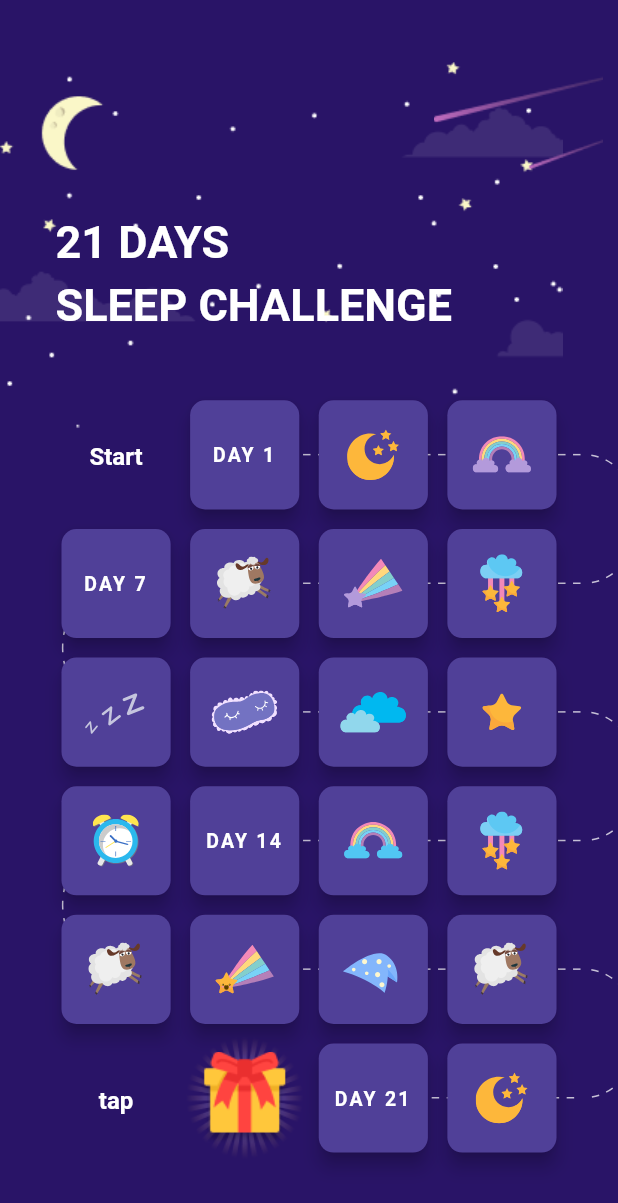
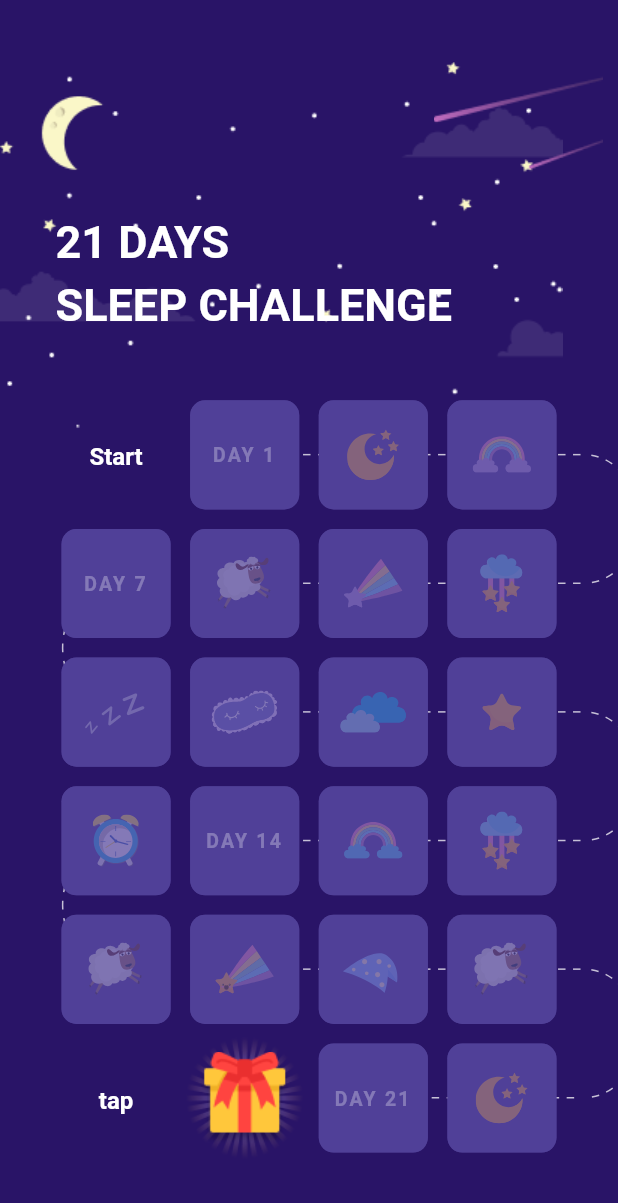
Before and after one commit to Khongchai/21-day-sleep-journey-challenge, a Flutter app: the Progress screen opened by its route, on a phone screen of 412 x 824 dp. Shown: the top 1203 px of the screen. Run offline on Flutter 3.47's test engine with Material 2 defaults, Android fonts, the phone set to English and light mode, and no system bars; our stand-ins replace cloud_firestore, firebase_auth, firebase_core, flutter_svg; accounts and stored records are empty; network calls fail.

Commit message:
about to take care of progress

```diff
--- a/lib/global_state/authentication_state.dart
+++ b/lib/global_state/app_state.dart
@@ -1,10 +1,13 @@
+import 'dart:async';
+
+import 'package:cloud_firestore/cloud_firestore.dart';
 import 'package:firebase_auth/firebase_auth.dart';
 import 'package:firebase_core/firebase_core.dart';
 import 'package:flutter/cupertino.dart';
 import 'package:yawwn/widgets/authentication/login_state_enum.dart';
 
-class AuthenticationState extends ChangeNotifier {
-  AuthenticationState() {
+class AppState extends ChangeNotifier {
+  AppState() {
     init();
   }
 
@@ -15,12 +18,37 @@ class AuthenticationState extends ChangeNotifier {
       if (user != null) {
         _currentUser = user;
         _loginState = ApplicationLoginState.loggedIn;
+
+        _userDayProgressSubscription = FirebaseFirestore.instance
+            .collection("userData")
+            .doc(user.uid)
+            .snapshots()
+            .listen((snapshot) {
+          _userDayProgress = snapshot.get("day");
+          print(_userDayProgress);
+        });
       } else {
         _loginState = ApplicationLoginState.showingLoginPage;
       }
       notifyListeners();
     });
   }
+
+  //How far the user is from the last day
+  int _userDayProgress = 0;
+  int get userDayProgress => _userDayProgress;
+  StreamSubscription<DocumentSnapshot>? _userDayProgressSubscription;
+  set userDayProgress(int day) {
+    if (_loginState != ApplicationLoginState.loggedIn) {
+      throw Exception("Must be logged in!");
+    }
+    FirebaseFirestore.instance
+        .collection("userData")
+        .doc("progress")
+        .set({"day": day});
+  }
+
+  //Auth stuff
 
   User? _currentUser;
   User? get currentUser => _currentUser;
--- a/lib/main.dart
+++ b/lib/main.dart
@@ -6,12 +6,12 @@ import 'package:yawwn/pages/instructions.dart';
 import 'package:yawwn/pages/progress.dart';
 import 'package:yawwn/widgets/authentication/login_state_enum.dart';
 
-import 'global_state/authentication_state.dart';
+import 'global_state/app_state.dart';
 
 void main() {
   runApp(
     ChangeNotifierProvider(
-        create: (context) => AuthenticationState(),
+        create: (context) => AppState(),
         builder: (context, _) => const MyApp()),
   );
 }
@@ -47,7 +47,7 @@ class MyApp extends StatelessWidget {
         routes: {
           Instructions.route: (context) => const Instructions(),
           Progress.route: (context) => const Progress(),
-          Authentication.route: (context) => Consumer<AuthenticationState>(
+          Authentication.route: (context) => Consumer<AppState>(
               builder: (context, authState, _) =>
                   authState.loginState != ApplicationLoginState.loggedIn
                       ? Authentication(
--- a/lib/pages/instructions.dart
+++ b/lib/pages/instructions.dart
@@ -1,6 +1,6 @@
 import "package:flutter/material.dart";
 import 'package:provider/provider.dart';
-import 'package:yawwn/global_state/authentication_state.dart';
+import 'package:yawwn/global_state/app_state.dart';
 import 'package:yawwn/pages/progress.dart';
 import 'package:yawwn/utils/show_two_buttons_dialog.dart';
 import 'package:yawwn/widgets/background_decorations/mask_and_clouds.dart';
@@ -51,7 +51,7 @@ class Instructions extends StatelessWidget {
             )
           ],
         ),
-        Consumer<AuthenticationState>(
+        Consumer<AppState>(
             builder: (context, authState, _) => BottomNavigationButton(
                 backwardOnPressed: () {
                   showTwoButtonsDialog(
--- a/lib/utils/gen_on_demand.dart
+++ b/lib/utils/gen_on_demand.dart
@@ -7,6 +7,6 @@ class GenOnDemand {
   double next() {
     double num = array[i];
     i = (i + 1) % array.length;
-    return num;
+    return num.abs();
   }
 }
--- /dev/null
+++ b/lib/widgets/progress/disabled_box.dart
@@ -0,0 +1,29 @@
+import "package:flutter/material.dart";
+
+class DisabledOverlayBox extends StatelessWidget {
+  final BorderRadius borderRadius;
+  final Color color;
+  const DisabledOverlayBox(
+      {required this.color, required this.borderRadius, Key? key})
+      : super(key: key);
+
+  @override
+  Widget build(BuildContext context) {
+    return Opacity(
+      opacity: 0.7,
+      child: Container(
+        decoration: BoxDecoration(
+          borderRadius: borderRadius,
+          color: const Color(0xff504098),
+        ),
+        child: SizedBox(
+          width: 1 / 0,
+          height: 1 / 0,
+          child: ColorFiltered(
+            colorFilter: ColorFilter.mode(color, BlendMode.color),
+          ),
+        ),
+      ),
+    );
+  }
+}
--- a/lib/widgets/progress/grid_item.dart
+++ b/lib/widgets/progress/grid_item.dart
@@ -1,24 +1,50 @@
 import "package:flutter/material.dart";
-import "package:flutter_svg/flutter_svg.dart";
 
+import 'grid_item_content.dart';
+
+//TODO => call consumer here and compare user position with the position
 class GridItem extends StatelessWidget {
   final String? text;
   final String? svgImagePath;
+  final bool activated;
+  //isCurrent = true means the user is currently here
+  final bool isCurrent;
+  final int position;
 
-  const GridItem({this.svgImagePath, this.text, Key? key}) : super(key: key);
+  const GridItem(
+      {this.svgImagePath,
+      this.text,
+      required this.position,
+      this.isCurrent = false,
+      this.activated = false,
+      Key? key})
+      : super(key: key);
 
   @override
   Widget build(BuildContext context) {
+    final borderRadius = BorderRadius.circular(10);
+    const cardColor = Color(0xff504098);
     return Card(
-      shape: RoundedRectangleBorder(borderRadius: BorderRadius.circular(10)),
-      color: const Color(0xff504098),
-      elevation: 5,
-      child: Center(
-          child: text != null
-              ? Text(text!.toUpperCase(),
-                  textAlign: TextAlign.center,
-                  style: const TextStyle(letterSpacing: 1.5, fontSize: 13))
-              : SvgPicture.asset(svgImagePath!)),
+      shape: RoundedRectangleBorder(borderRadius: borderRadius),
+      color: cardColor,
+      elevation: activated ? 5 : 0,
+      child: Container(
+        decoration: isCurrent
+            ? BoxDecoration(
+                border: Border.all(
+                  color: Colors.white,
+                  width: 1.0,
+                ),
+              )
+            : null,
+        child: GridItemContent(
+          cardColor: cardColor,
+          borderRadius: borderRadius,
+          activated: activated,
+          svgImagePath: svgImagePath,
+          text: text,
+        ),
+      ),
     );
   }
 }
--- /dev/null
+++ b/lib/widgets/progress/grid_item_content.dart
@@ -0,0 +1,38 @@
+import 'package:flutter/material.dart';
+import 'package:flutter_svg/svg.dart';
+
+import 'disabled_box.dart';
+
+class GridItemContent extends StatelessWidget {
+  final String? text;
+  final String? svgImagePath;
+  final bool activated;
+  final BorderRadius borderRadius;
+  final Color cardColor;
+  const GridItemContent(
+      {required this.borderRadius,
+      required this.cardColor,
+      required this.activated,
+      required this.svgImagePath,
+      required this.text,
+      Key? key})
+      : super(key: key);
+
+  @override
+  Widget build(BuildContext context) {
+    return Stack(
+      children: [
+        Center(
+            child: text != null
+                ? Text(text!.toUpperCase(),
+                    overflow: TextOverflow.clip,
+                    textAlign: TextAlign.center,
+                    style: const TextStyle(letterSpacing: 1.5, fontSize: 13))
+                : SvgPicture.asset(svgImagePath!)),
+        activated
+            ? const SizedBox()
+            : DisabledOverlayBox(color: cardColor, borderRadius: borderRadius),
+      ],
+    );
+  }
+}
--- a/lib/widgets/progress/progress.dart
+++ b/lib/widgets/progress/progress.dart
@@ -25,48 +25,66 @@ class _ProgressUIState extends State<ProgressUI> {
               Center(
                   child: const Text("Start"),
                   key: DottedLinePathPoints.startLine1),
-              const GridItem(text: "Day 1"),
+              const GridItem(text: "Day 1", position: 0),
               const GridItem(
-                svgImagePath: assetPath + "moon-stars.svg",
-              ),
+                  svgImagePath: assetPath + "moon-stars.svg", position: 1),
               GridItem(
                   svgImagePath: assetPath + "rainbow.svg",
+                  position: 2,
                   key: DottedLinePathPoints.endLine1),
-              GridItem(text: "Day 7", key: DottedLinePathPoints.startLine2),
-              const GridItem(svgImagePath: assetPath + "sheep.svg"),
-              const GridItem(svgImagePath: assetPath + "star-rainbow.svg"),
               GridItem(
+                  text: "Day 7",
+                  key: DottedLinePathPoints.startLine2,
+                  position: 6),
+              const GridItem(
+                  svgImagePath: assetPath + "sheep.svg", position: 5),
+              const GridItem(
+                  svgImagePath: assetPath + "star-rainbow.svg", position: 3),
+              GridItem(
+                  position: 6,
                   svgImagePath: assetPath + "cloud-falling-stars.svg",
                   key: DottedLinePathPoints.endLine2),
               GridItem(
+                  position: 7,
                   svgImagePath: assetPath + "zzz.svg",
                   key: DottedLinePathPoints.startLine3),
-              const GridItem(svgImagePath: assetPath + "sleep-mask.svg"),
-              const GridItem(svgImagePath: assetPath + "clouds.svg"),
+              const GridItem(
+                  position: 8, svgImagePath: assetPath + "sleep-mask.svg"),
+              const GridItem(
+                  position: 9, svgImagePath: assetPath + "clouds.svg"),
               GridItem(
+                  position: 13,
                   svgImagePath: assetPath + "star.svg",
                   key: DottedLinePathPoints.endLine3),
               GridItem(
+                  position: 12,
                   svgImagePath: assetPath + "wecker.svg",
                   key: DottedLinePathPoints.startLine4),
-              const GridItem(text: "Day 14"),
-              const GridItem(svgImagePath: assetPath + "rainbow2.svg"),
+              const GridItem(position: 11, text: "Day 14"),
+              const GridItem(
+                  position: 10, svgImagePath: assetPath + "rainbow2.svg"),
               GridItem(
+                  position: 14,
                   svgImagePath: assetPath + "cloud-falling-stars.svg",
                   key: DottedLinePathPoints.endLine4),
               GridItem(
+                  position: 15,
                   svgImagePath: assetPath + "sheep.svg",
                   key: DottedLinePathPoints.startLine5),
-              const GridItem(svgImagePath: assetPath + "star-rainbow2.svg"),
-              const GridItem(svgImagePath: assetPath + "sleeping-hat.svg"),
+              const GridItem(
+                  position: 16, svgImagePath: assetPath + "star-rainbow2.svg"),
+              const GridItem(
+                  position: 17, svgImagePath: assetPath + "sleeping-hat.svg"),
               GridItem(
+                  position: 18,
                   svgImagePath: assetPath + "sheep.svg",
                   key: DottedLinePathPoints.endLine5),
               const Center(child: Text("tap")),
               GiftBox(
                   assetPath: assetPath, key: DottedLinePathPoints.startLine6),
-              const GridItem(text: "Day 21"),
+              const GridItem(text: "Day 21", position: 21),
               GridItem(
+                  position: 20,
                   svgImagePath: assetPath + "moon-stars.svg",
                   key: DottedLinePathPoints.endLine6),
             ]),
```
Also changed, not shown: 1 other file.
